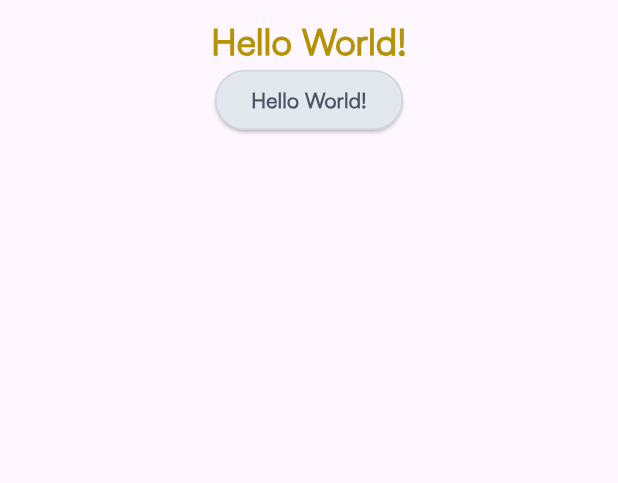
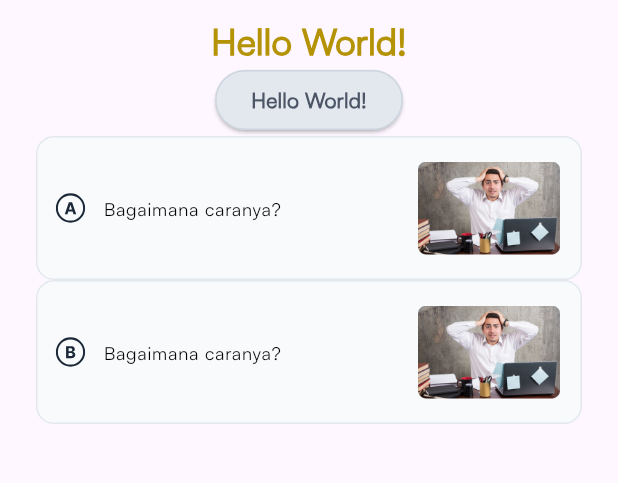
Before and after one commit to SoftEase-Dev/Form-App, a Flutter app: the screen it shows after launch, on a phone screen of 412 x 824 dp, the part 65-548 px from its top. Run offline on Flutter 3.47's test engine with Material 3 defaults, Android fonts, the phone set to English and light mode, and no system bars; our stand-ins replace flutter_svg.

Commit message:
feat: make an option item widget

```diff
--- a/lib/screens/pages/home_page.dart
+++ b/lib/screens/pages/home_page.dart
@@ -1,4 +1,5 @@
 import 'package:flutter/material.dart';
+import 'package:form_app/screens/widgets/option_item.dart';
 import 'package:form_app/themes/theme.dart';
 
 class HomePage extends StatelessWidget {
@@ -11,6 +12,7 @@ class HomePage extends StatelessWidget {
         title: Text("Form App"),
       ),
       body: Container(
+        margin: EdgeInsets.symmetric(horizontal: 24),
         child: Center(
           child: Column(
             children: [
@@ -37,6 +39,16 @@ class HomePage extends StatelessWidget {
                       ),
                 ),
               ),
+              OptionItem(
+                option: 'assets/svgs/a_option.svg',
+                question: "Bagaimana caranya?",
+                image: 'assets/imgs/option_img.png',
+              ),
+              OptionItem(
+                option: 'assets/svgs/b_option.svg',
+                question: "Bagaimana caranya?",
+                image: 'assets/imgs/option_img.png',
+              ),
             ],
           ),
         ),
--- /dev/null
+++ b/lib/screens/widgets/option_item.dart
@@ -0,0 +1,81 @@
+import 'package:flutter/material.dart';
+import 'package:flutter_svg/flutter_svg.dart';
+import 'package:form_app/themes/theme.dart';
+
+class OptionItem extends StatefulWidget {
+  final String option;
+  final String question;
+  final String image;
+
+  const OptionItem({
+    Key? key,
+    required this.option,
+    required this.question,
+    required this.image,
+  }) : super(key: key);
+
+  @override
+  _OptionItemState createState() => _OptionItemState();
+}
+
+class _OptionItemState extends State<OptionItem> {
+  bool isSelected = false;
+
+  @override
+  Widget build(BuildContext context) {
+    return GestureDetector(
+      onTap: () {
+        setState(() {
+          isSelected = !isSelected;
+        });
+      },
+      child: Container(
+        padding: EdgeInsets.symmetric(
+          horizontal: 12,
+          vertical: 16,
+        ),
+        height: 96,
+        width: double.infinity,
+        decoration: BoxDecoration(
+          color: isSelected ? primary_500 : neutral_50,
+          borderRadius: BorderRadius.circular(12),
+          border: Border.all(
+            color: isSelected ? Colors.transparent : neutral_200,
+            width: 1.0,
+          ),
+        ),
+        child: Row(
+          children: [
+            SvgPicture.asset(
+              isSelected ? 'assets/svgs/selected_option.svg' : widget.option,
+              width: 20,
+              height: 20,
+            ),
+            SizedBox(
+              width: 12,
+            ),
+            Expanded(
+              child: Text(widget.question,
+                  style: Theme.of(context).textTheme.labelMedium),
+            ),
+            SizedBox(
+              width: 12,
+            ),
+            Container(
+              width: 98,
+              height: double.infinity,
+              decoration: BoxDecoration(
+                borderRadius: BorderRadius.circular(6),
+                image: DecorationImage(
+                  image: AssetImage(
+                    widget.image,
+                  ),
+                ),
+              ),
+            ),
+          ],
+        ),
+      ),
+    );
+  }
+}
```
Also changed, not shown: assets/imgs/option_img.png (added), assets/svgs/a_option.svg (added), assets/svgs/b_option.svg (added), assets/svgs/selected_option.svg (added).
